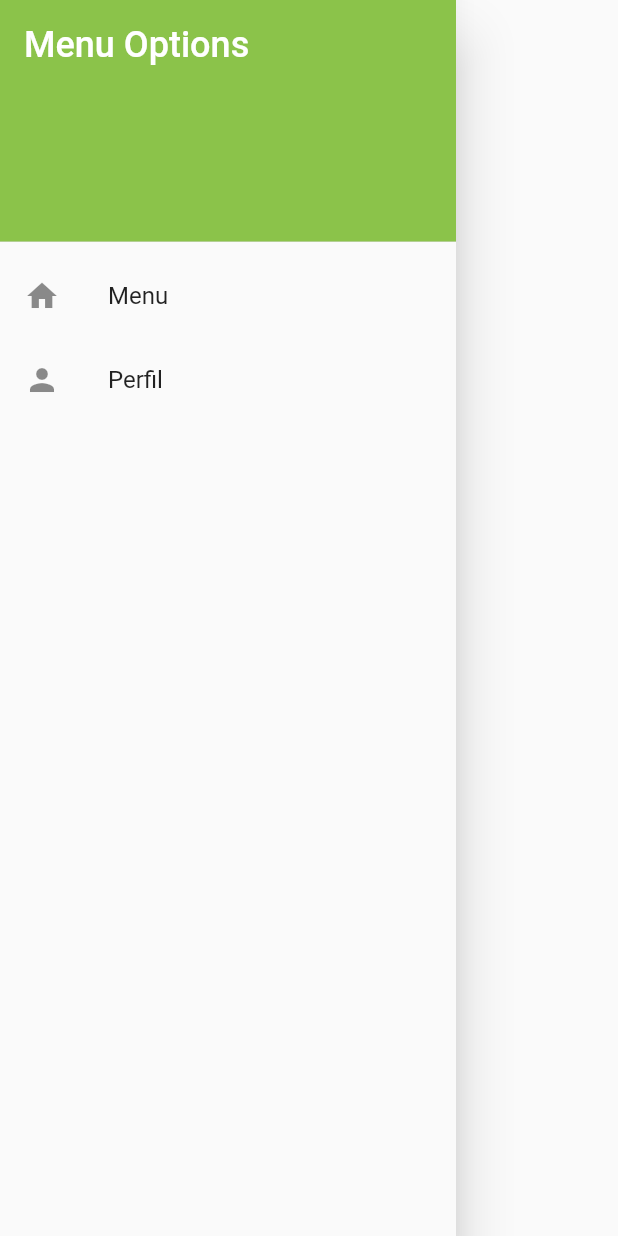
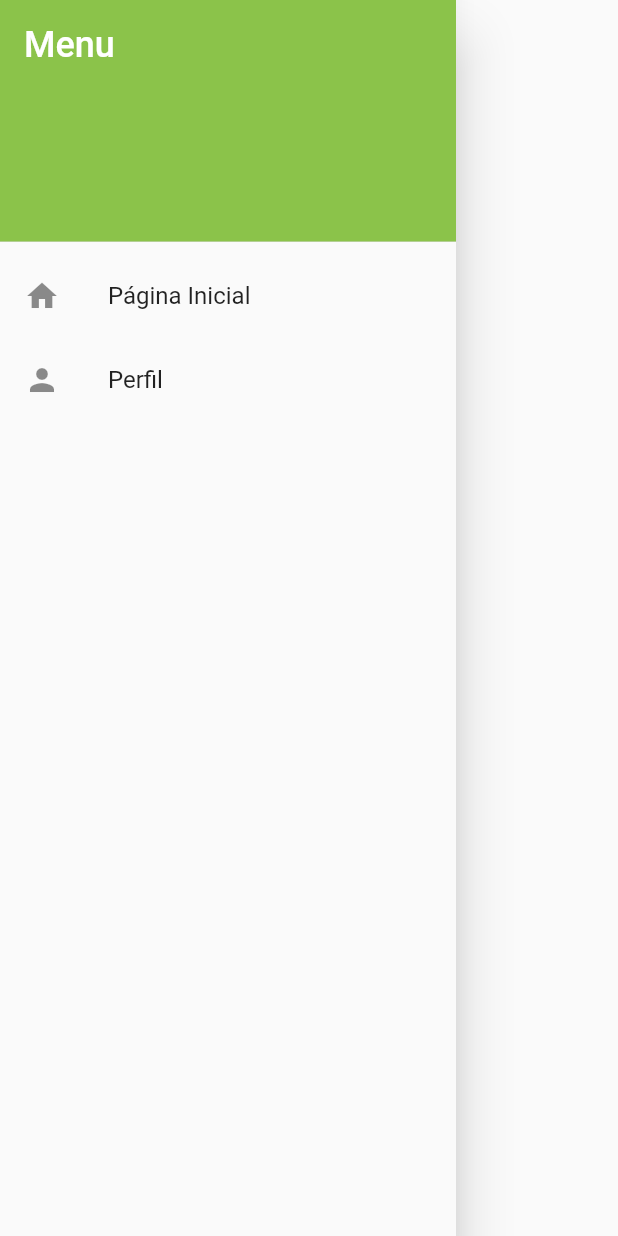
Before and after one commit to nibst/IHC, a Flutter app: the SideMenuPage widget shown alone on an empty page, opened directly, on a phone screen of 412 x 824 dp. Run offline on Flutter 3.47's test engine with Material 2 defaults, Android fonts, the phone set to English and light mode, and no system bars; our stand-ins replace google_fonts, hive, hive_flutter; accounts and stored records are empty.

Commit message:
name changes

```diff
--- a/lib/view/side_menu.dart
+++ b/lib/view/side_menu.dart
@@ -17,7 +17,7 @@ class SideMenuPage extends StatelessWidget {
               color: theme.primaryColor,
             ),
             child: Text(
-              'Menu Options',
+              'Menu',
               style: TextStyle(
                 color: Colors.white,
                 fontSize: 24,
@@ -26,7 +26,7 @@ class SideMenuPage extends StatelessWidget {
           ),
           ListTile(
             leading: Icon(Icons.home),
-            title: Text('Menu'),
+            title: Text('Página Inicial'),
             onTap: () {
               Navigator.push(
                 context,
```
